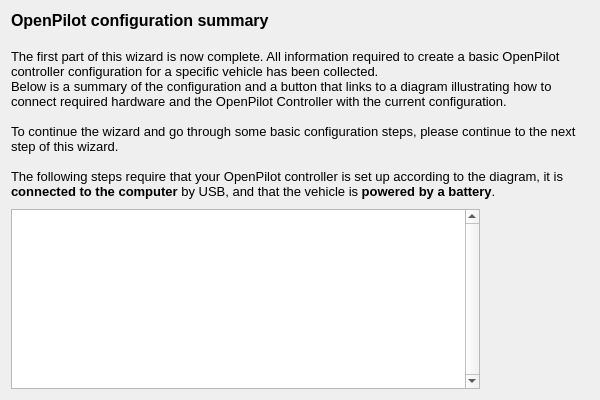
Old version of the form ground/gcs/src/plugins/setupwizard/pages/summarypage.ui in the repository TauLabs/TauLabs.
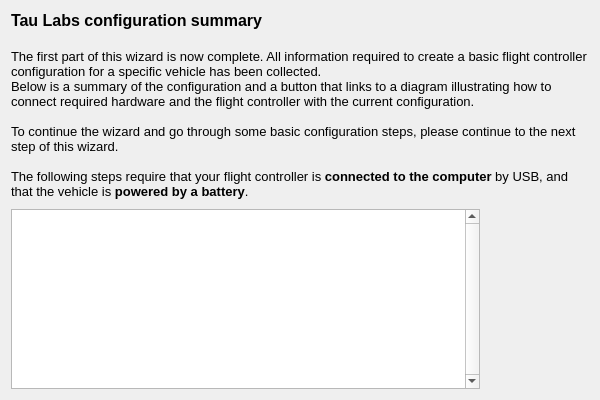
New version of the form. Icons and pictures are not drawn.

Commit message: SetupWizard: update page text

The edit to the form file:
```diff
--- a/ground/gcs/src/plugins/setupwizard/pages/summarypage.ui
+++ b/ground/gcs/src/plugins/setupwizard/pages/summarypage.ui
@@ -20,15 +20,15 @@
       <string>&lt;!DOCTYPE HTML PUBLIC &quot;-//W3C//DTD HTML 4.0//EN&quot; &quot;http://www.w3.org/TR/REC-html40/strict.dtd&quot;&gt;
 &lt;html&gt;&lt;head&gt;&lt;meta name=&quot;qrichtext&quot; content=&quot;1&quot; /&gt;&lt;style type=&quot;text/css&quot;&gt;
 p, li { white-space: pre-wrap; }
-&lt;/style&gt;&lt;/head&gt;&lt;body style=&quot; font-family:'MS Shell Dlg 2'; font-size:8pt; font-weight:400; font-style:normal;&quot;&gt;
-&lt;p style=&quot; margin-top:0px; margin-bottom:0px; margin-left:0px; margin-right:0px; -qt-block-indent:0; text-indent:0px;&quot;&gt;&lt;span style=&quot; font-size:12pt; font-weight:600;&quot;&gt;OpenPilot configuration summary&lt;/span&gt;&lt;/p&gt;
-&lt;p style=&quot;-qt-paragraph-type:empty; margin-top:0px; margin-bottom:0px; margin-left:0px; margin-right:0px; -qt-block-indent:0; text-indent:0px; font-size:12pt; font-weight:600;&quot;&gt;&lt;br /&gt;&lt;/p&gt;
-&lt;p style=&quot; margin-top:0px; margin-bottom:0px; margin-left:0px; margin-right:0px; -qt-block-indent:0; text-indent:0px;&quot;&gt;&lt;span style=&quot; font-size:10pt;&quot;&gt;The first part of this wizard is now complete. All information required to create a basic OpenPilot controller configuration for a specific vehicle has been collected.&lt;/span&gt;&lt;/p&gt;
-&lt;p style=&quot; margin-top:0px; margin-bottom:0px; margin-left:0px; margin-right:0px; -qt-block-indent:0; text-indent:0px;&quot;&gt;&lt;span style=&quot; font-size:10pt;&quot;&gt;Below is a summary of the configuration and a button that links to a diagram illustrating how to connect required hardware and the OpenPilot Controller with the current configuration.&lt;/span&gt;&lt;/p&gt;
-&lt;p style=&quot;-qt-paragraph-type:empty; margin-top:0px; margin-bottom:0px; margin-left:0px; margin-right:0px; -qt-block-indent:0; text-indent:0px; font-size:10pt;&quot;&gt;&lt;br /&gt;&lt;/p&gt;
-&lt;p style=&quot; margin-top:0px; margin-bottom:0px; margin-left:0px; margin-right:0px; -qt-block-indent:0; text-indent:0px;&quot;&gt;&lt;span style=&quot; font-size:10pt;&quot;&gt;To continue the wizard and go through some basic configuration steps, please continue to the next step of this wizard.&lt;/span&gt;&lt;/p&gt;
-&lt;p style=&quot;-qt-paragraph-type:empty; margin-top:0px; margin-bottom:0px; margin-left:0px; margin-right:0px; -qt-block-indent:0; text-indent:0px; font-size:10pt;&quot;&gt;&lt;br /&gt;&lt;/p&gt;
-&lt;p style=&quot; margin-top:0px; margin-bottom:0px; margin-left:0px; margin-right:0px; -qt-block-indent:0; text-indent:0px;&quot;&gt;&lt;span style=&quot; font-size:10pt;&quot;&gt;The following steps require that your OpenPilot controller is set up according to the diagram, it is &lt;/span&gt;&lt;span style=&quot; font-size:10pt; font-weight:600;&quot;&gt;connected to the computer&lt;/span&gt;&lt;span style=&quot; font-size:10pt;&quot;&gt; by USB, and that the vehicle is&lt;/span&gt;&lt;span style=&quot; font-size:10pt; font-weight:600;&quot;&gt; powered by a battery&lt;/span&gt;&lt;span style=&quot; font-size:10pt;&quot;&gt;.&lt;/span&gt;&lt;/p&gt;&lt;/body&gt;&lt;/html&gt;</string>
+&lt;/style&gt;&lt;/head&gt;&lt;body style=&quot; font-family:'Lucida Grande'; font-size:13pt; font-weight:400; font-style:normal;&quot;&gt;
+&lt;p style=&quot; margin-top:0px; margin-bottom:0px; margin-left:0px; margin-right:0px; -qt-block-indent:0; text-indent:0px;&quot;&gt;&lt;span style=&quot; font-family:'MS Shell Dlg 2'; font-size:12pt; font-weight:600;&quot;&gt;Tau Labs configuration summary&lt;/span&gt;&lt;/p&gt;
+&lt;p style=&quot;-qt-paragraph-type:empty; margin-top:0px; margin-bottom:0px; margin-left:0px; margin-right:0px; -qt-block-indent:0; text-indent:0px; font-family:'MS Shell Dlg 2'; font-size:12pt; font-weight:600;&quot;&gt;&lt;br /&gt;&lt;/p&gt;
+&lt;p style=&quot; margin-top:0px; margin-bottom:0px; margin-left:0px; margin-right:0px; -qt-block-indent:0; text-indent:0px;&quot;&gt;&lt;span style=&quot; font-family:'MS Shell Dlg 2'; font-size:10pt;&quot;&gt;The first part of this wizard is now complete. All information required to create a basic flight controller configuration for a specific vehicle has been collected.&lt;/span&gt;&lt;/p&gt;
+&lt;p style=&quot; margin-top:0px; margin-bottom:0px; margin-left:0px; margin-right:0px; -qt-block-indent:0; text-indent:0px;&quot;&gt;&lt;span style=&quot; font-family:'MS Shell Dlg 2'; font-size:10pt;&quot;&gt;Below is a summary of the configuration and a button that links to a diagram illustrating how to connect required hardware and the flight controller with the current configuration.&lt;/span&gt;&lt;/p&gt;
+&lt;p style=&quot;-qt-paragraph-type:empty; margin-top:0px; margin-bottom:0px; margin-left:0px; margin-right:0px; -qt-block-indent:0; text-indent:0px; font-family:'MS Shell Dlg 2'; font-size:10pt;&quot;&gt;&lt;br /&gt;&lt;/p&gt;
+&lt;p style=&quot; margin-top:0px; margin-bottom:0px; margin-left:0px; margin-right:0px; -qt-block-indent:0; text-indent:0px;&quot;&gt;&lt;span style=&quot; font-family:'MS Shell Dlg 2'; font-size:10pt;&quot;&gt;To continue the wizard and go through some basic configuration steps, please continue to the next step of this wizard.&lt;/span&gt;&lt;/p&gt;
+&lt;p style=&quot;-qt-paragraph-type:empty; margin-top:0px; margin-bottom:0px; margin-left:0px; margin-right:0px; -qt-block-indent:0; text-indent:0px; font-family:'MS Shell Dlg 2'; font-size:10pt;&quot;&gt;&lt;br /&gt;&lt;/p&gt;
+&lt;p style=&quot; margin-top:0px; margin-bottom:0px; margin-left:0px; margin-right:0px; -qt-block-indent:0; text-indent:0px;&quot;&gt;&lt;span style=&quot; font-family:'MS Shell Dlg 2'; font-size:10pt;&quot;&gt;The following steps require that your flight controller is &lt;/span&gt;&lt;span style=&quot; font-family:'MS Shell Dlg 2'; font-size:10pt; font-weight:600;&quot;&gt;connected to the computer&lt;/span&gt;&lt;span style=&quot; font-family:'MS Shell Dlg 2'; font-size:10pt;&quot;&gt; by USB, and that the vehicle is&lt;/span&gt;&lt;span style=&quot; font-family:'MS Shell Dlg 2'; font-size:10pt; font-weight:600;&quot;&gt; powered by a battery&lt;/span&gt;&lt;span style=&quot; font-family:'MS Shell Dlg 2'; font-size:10pt;&quot;&gt;.&lt;/span&gt;&lt;/p&gt;&lt;/body&gt;&lt;/html&gt;</string>
      </property>
      <property name="alignment">
       <set>Qt::AlignLeading|Qt::AlignLeft|Qt::AlignTop</set>
```
The commit also changes 14 other files.
